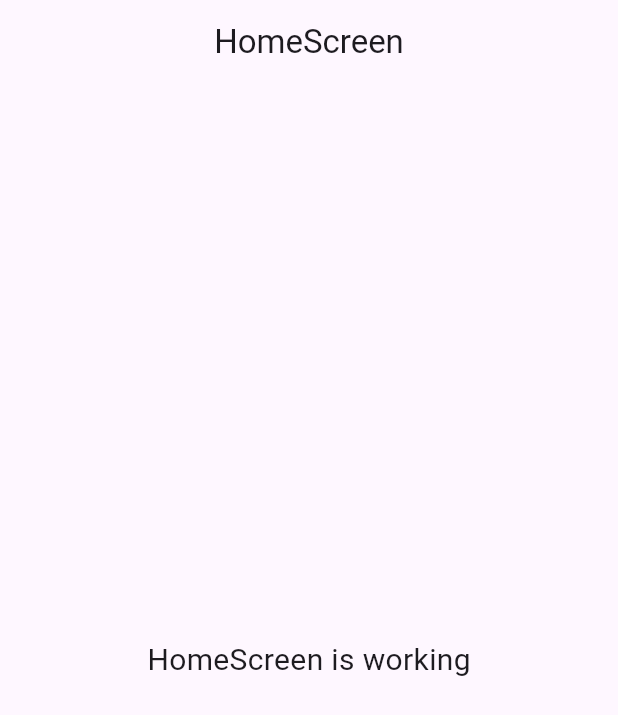
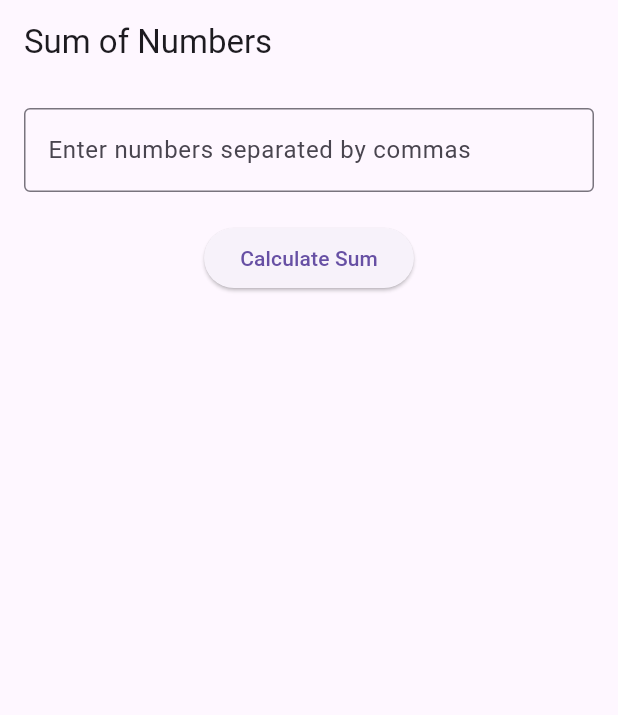
Before and after one commit to devendra456/string_calculator, a Flutter app: the screen it shows after launch, on a phone screen of 412 x 824 dp. Shown: the top 715 px of the screen. Run offline on Flutter 3.47's test engine with Material 3 defaults, Android fonts, the phone set to English and light mode, and no system bars; our stand-ins replace get.

Commit message:
Implemented UI and DI part.

```diff
--- a/lib/infrastructure/navigation/bindings/controllers/home.controller.binding.dart
+++ b/lib/infrastructure/navigation/bindings/controllers/home.controller.binding.dart
@@ -1,12 +1,14 @@
 import 'package:get/get.dart';
+import 'package:string_calculator/domain/core/interfaces/home_repository.dart';
 
 import '../../../../presentation/home/controllers/home.controller.dart';
 
 class HomeControllerBinding extends Bindings {
   @override
   void dependencies() {
+    final HomeRepository repos = Get.find<HomeRepository>();
     Get.lazyPut<HomeController>(
-      () => HomeController(),
+      () => HomeController(repos: repos),
     );
   }
 }
--- a/lib/infrastructure/navigation/navigation.dart
+++ b/lib/infrastructure/navigation/navigation.dart
@@ -1,5 +1,4 @@
 import 'package:flutter/material.dart';
-
 import 'package:get/get.dart';
 
 import '../../config.dart';
@@ -9,15 +8,15 @@ import 'routes.dart';
 
 class EnvironmentsBadge extends StatelessWidget {
   final Widget child;
-  EnvironmentsBadge({required this.child});
+  const EnvironmentsBadge({super.key, required this.child});
   @override
   Widget build(BuildContext context) {
     var env = ConfigEnvironments.getEnvironments()['env'];
-    return env != Environments.PRODUCTION
+    return env != Environments.production
         ? Banner(
             location: BannerLocation.topStart,
             message: env!,
-            color: env == Environments.QAS ? Colors.blue : Colors.purple,
+            color: env == Environments.qas ? Colors.blue : Colors.purple,
             child: child,
           )
         : SizedBox(child: child);
@@ -27,7 +26,7 @@ class EnvironmentsBadge extends StatelessWidget {
 class Nav {
   static List<GetPage> routes = [
     GetPage(
-      name: Routes.HOME,
+      name: Routes.home,
       page: () => const HomeScreen(),
       binding: HomeControllerBinding(),
     ),
--- a/lib/infrastructure/navigation/routes.dart
+++ b/lib/infrastructure/navigation/routes.dart
@@ -1,8 +1,8 @@
 class Routes {
   static Future<String> get initialRoute async {
-    // TODO: implement method
-    return HOME;
+    // Write here initial navigation logic here.
+    return home;
   }
 
-  static const HOME = '/home';
+  static const home = '/home';
 }
--- a/lib/main.dart
+++ b/lib/main.dart
@@ -1,18 +1,23 @@
 import 'package:flutter/material.dart';
-
 import 'package:get/get.dart';
+import 'package:string_calculator/infrastructure/dal/services/di.dart';
 
 import 'infrastructure/navigation/navigation.dart';
 import 'infrastructure/navigation/routes.dart';
 
 void main() async {
+  //getting the initial route.
   var initialRoute = await Routes.initialRoute;
-  runApp(Main(initialRoute));
+  // setting up di.
+  await setup();
+  // app started.
+  runApp(MyApp(initialRoute));
 }
 
-class Main extends StatelessWidget {
+class MyApp extends StatelessWidget {
   final String initialRoute;
-  Main(this.initialRoute);
+
+  const MyApp(this.initialRoute, {super.key});
 
   @override
   Widget build(BuildContext context) {
--- a/lib/presentation/home/home.screen.dart
+++ b/lib/presentation/home/home.screen.dart
@@ -1,24 +1,65 @@
 import 'package:flutter/material.dart';
-
 import 'package:get/get.dart';
 
 import 'controllers/home.controller.dart';
 
-class HomeScreen extends GetView<HomeController> {
+class HomeScreen extends StatefulWidget {
   const HomeScreen({super.key});
+
+  @override
+  State<HomeScreen> createState() => _HomeScreenState();
+}
+
+class _HomeScreenState extends State<HomeScreen> {
+  final HomeController controller = Get.find<HomeController>();
+
   @override
   Widget build(BuildContext context) {
     return Scaffold(
       appBar: AppBar(
-        title: const Text('HomeScreen'),
-        centerTitle: true,
+        title: Text('Sum of Numbers'),
       ),
-      body: const Center(
-        child: Text(
-          'HomeScreen is working',
-          style: TextStyle(fontSize: 20),
+      body: Padding(
+        padding: const EdgeInsets.all(16.0),
+        child: Column(
+          children: [
+            TextField(
+              decoration: InputDecoration(
+                labelText: 'Enter numbers separated by commas',
+                border: OutlineInputBorder(),
+              ),
+              keyboardType: TextInputType.number,
+              onChanged: controller.onTextChange,
+              minLines: 1,
+              maxLines: 10,
+            ),
+            SizedBox(height: 20),
+            ElevatedButton(
+              onPressed: controller.onButtonPressed,
+              child: Text('Calculate Sum'),
+            ),
+            SizedBox(height: 20),
+            Obx(() {
+              return Text(
+                "${controller.result.value ?? ''}",
+                style: TextStyle(fontSize: 20, fontWeight: FontWeight.bold),
+              );
+            }),
+            Obx(() {
+              return Text(
+                controller.error.value,
+                style: TextStyle(color: Colors.red),
+              );
+            }),
+          ],
         ),
       ),
     );
   }
+
+  @override
+  void dispose() {
+    controller.dispose();
+    super.dispose();
+  }
 }
```
Also changed, not shown: lib/config.dart (+9 -9 lines), lib/infrastructure/dal/services/di.dart (added, +8 -0 lines), lib/presentation/home/controllers/home.controller.dart (+23 -15 lines), lib/infrastructure/navigation/bindings/controllers/controllers_bindings.dart (line endings or trailing spaces), lib/presentation/screens.dart (line endings or trailing spaces).
